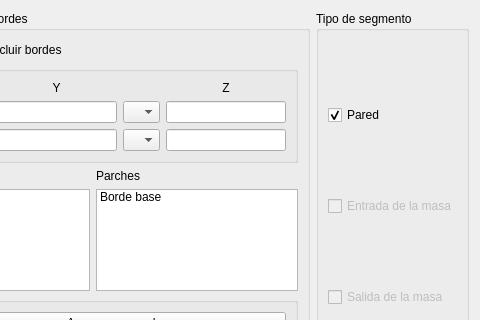
Qt form bordes_window/ui/bordes_window.ui (luisdavidrodm/PrePRODIC3D) before a commit; both pictures show x 82 to 562 and y 0 to 320 of the 562 by 573 pixel window.
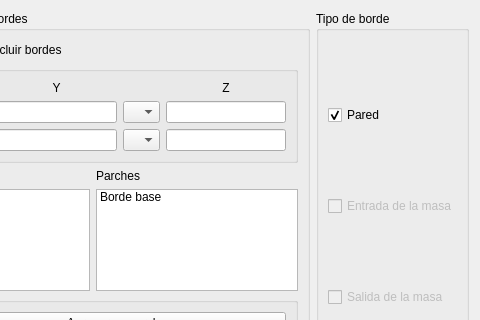
The same form after that commit. Icons and pictures are not drawn.

Diff of the .ui file:
```diff
--- a/bordes_window/ui/bordes_window.ui
+++ b/bordes_window/ui/bordes_window.ui
@@ -186,7 +186,7 @@
    <item row="0" column="3">
     <widget class="QGroupBox" name="gb_tipo_segment">
      <property name="title">
-      <string>Tipo de segmento</string>
+      <string>Tipo de borde</string>
      </property>
      <layout class="QVBoxLayout" name="verticalLayout">
       <item>
```
Left out of the diff: 6 changed lines with no effect on the pictures.
